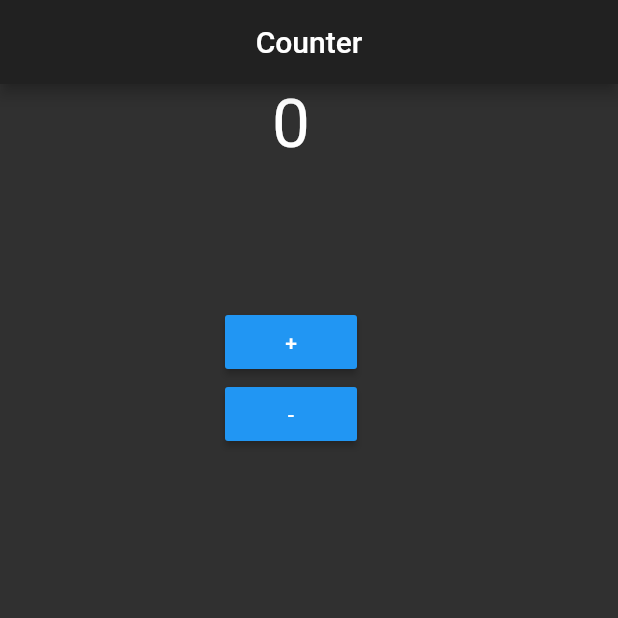
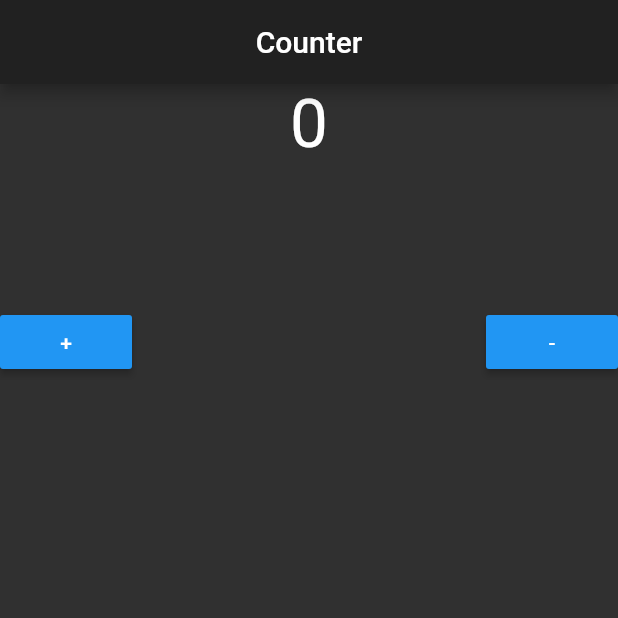
Before and after one commit to conrad96/flutter_test_app, a Flutter app: the screen it shows after launch, on a phone screen of 412 x 824 dp, the top half of it. Run offline on Flutter 3.47's test engine with Material 2 defaults, Android fonts, the phone set to English and light mode, and no system bars; our stand-ins replace firebase_core, firebase_database; accounts and stored records are empty.

Commit message:
add and subtract functionality

```diff
--- a/lib/bloc_test.dart
+++ b/lib/bloc_test.dart
@@ -30,12 +30,15 @@ class _bloc extends State<BlocExample>{
   Widget build(BuildContext context) {
 
     return Container(
-      padding: EdgeInsets.only(left: 150.0,right: 50.0),
+      //padding: EdgeInsets.only(left: 150.0,right: 50.0),
       child: Column(
         children: <Widget>[
           Text("${counter}", style: TextStyle(fontSize: 45.0),),
           SizedBox(height: 95.0,),
-          RaisedButton(
+          Row(
+            mainAxisAlignment: MainAxisAlignment.spaceBetween,
+            children: <Widget>[
+              RaisedButton(
             onPressed: (){
               counter_inc();
             },
@@ -49,6 +52,8 @@ class _bloc extends State<BlocExample>{
             color: Colors.blue,
             child: Text("-"),
           )
+            ],
+          ),
         ],
       ),
     );
```
